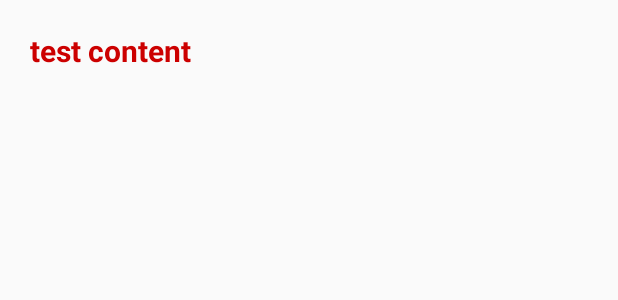
After one commit to JKonTiki/Housemates, an Android app: the layout roommate_list_item.xml on its own in the app's theme, with its tools: preview values and no code run, on a phone screen of 412 x 824 dp. The commit adds this screen. Shown: the top 300 px of the screen. Run offline under Robolectric (Android 15) with nearby library versions, the phone set to English and light mode, and no system bars.

Commit message:
adapt list of house inhabitants, albeit with testing roommate object created in adapter

```diff
--- /dev/null
+++ b/app/src/main/res/layout/roommate_list_item.xml
@@ -0,0 +1,44 @@
+<?xml version="1.0" encoding="utf-8"?>
+<LinearLayout xmlns:android="http://schemas.android.com/apk/res/android"
+    xmlns:app="http://schemas.android.com/apk/res-auto"
+    android:orientation="horizontal" android:layout_width="match_parent"
+    android:layout_height="wrap_content"
+    android:padding="20dp"
+    android:paddingLeft="60dp">
+
+    <TextView
+    android:layout_width="180dp"
+    android:layout_height="wrap_content"
+    android:id="@+id/roommateName"
+    android:textSize="20dp"
+    android:textStyle="bold"
+    android:text="test content"
+    android:textColor="@color/colorPrimary"/>
+
+    <ImageView
+        android:layout_width="50dp"
+        android:layout_height="wrap_content"
+        android:layout_gravity="right"
+        android:visibility="gone"
+        app:srcCompat="@android:drawable/presence_invisible"
+        android:id="@+id/isHomeIconUnavailable" />
+
+    <ImageView
+        android:layout_width="50dp"
+        android:layout_height="wrap_content"
+        android:layout_gravity="right"
+        android:visibility="gone"
+        app:srcCompat="@android:drawable/presence_online"
+        android:id="@+id/isHomeIconFalse"
+        android:tint="@android:color/holo_red_dark" />
+
+    <ImageView
+        android:layout_width="50dp"
+        android:layout_height="wrap_content"
+        android:layout_gravity="right"
+        android:visibility="gone"
+        app:srcCompat="@android:drawable/presence_online"
+        android:id="@+id/isHomeIconTrue" />
+
+
+</LinearLayout>
```
Also changed, not shown: app/src/main/java/com/jeremyfryd/housemates/adapters/InhabitantListAdapter.java (added, +59 -0 lines), app/src/main/java/com/jeremyfryd/housemates/adapters/InhabitantViewHolder.java (+29 -0 lines), app/src/main/java/com/jeremyfryd/housemates/models/Roommate.java (+18 -4 lines), app/src/main/java/com/jeremyfryd/housemates/ui/MainActivity.java (+11 -3 lines), app/src/main/res/layout/activity_main.xml (+8 -0 lines).
